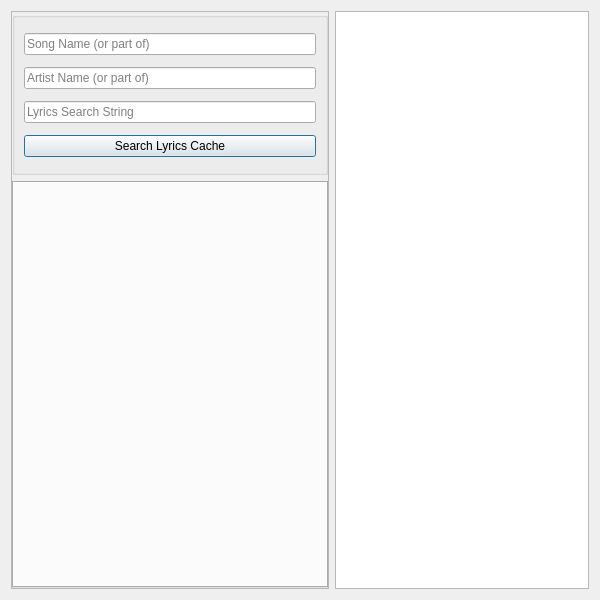
TheRealBanana/bLyrics, file source_ui/lyrics_search_dialog.ui: the form before one commit.
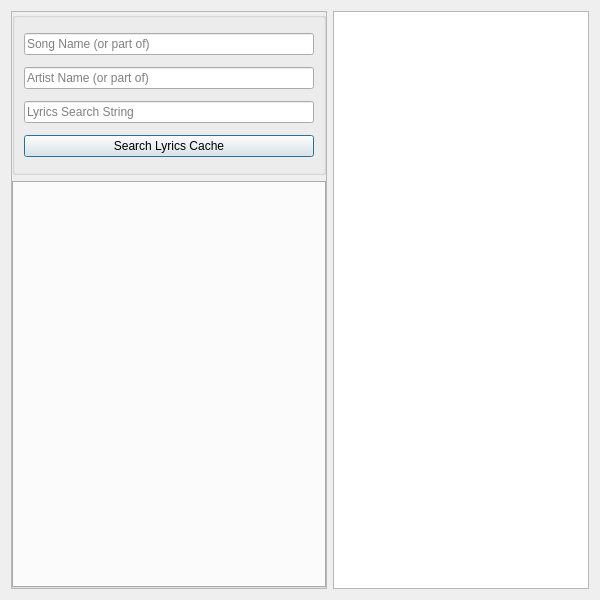
The form after the commit.

Commit message:
search dialog first draft
Got a basic (nonfunctioning) implementation of the search dialog running in the app. Its accessible via the file menu. The next step is to get the logic of searching implemented, then after that I'll work on displaying those search results.

```diff
--- a/source_ui/lyrics_search_dialog.ui
+++ b/source_ui/lyrics_search_dialog.ui
@@ -100,7 +100,7 @@
    <item>
     <widget class="QTextBrowser" name="resultLyricsView">
      <property name="sizePolicy">
-      <sizepolicy hsizetype="Expanding" vsizetype="Expanding">
+      <sizepolicy hsizetype="MinimumExpanding" vsizetype="Expanding">
        <horstretch>4</horstretch>
        <verstretch>0</verstretch>
       </sizepolicy>
```
Left out of the diff: 19 changed lines with no effect on the pictures. The commit also changes 4 other files.
